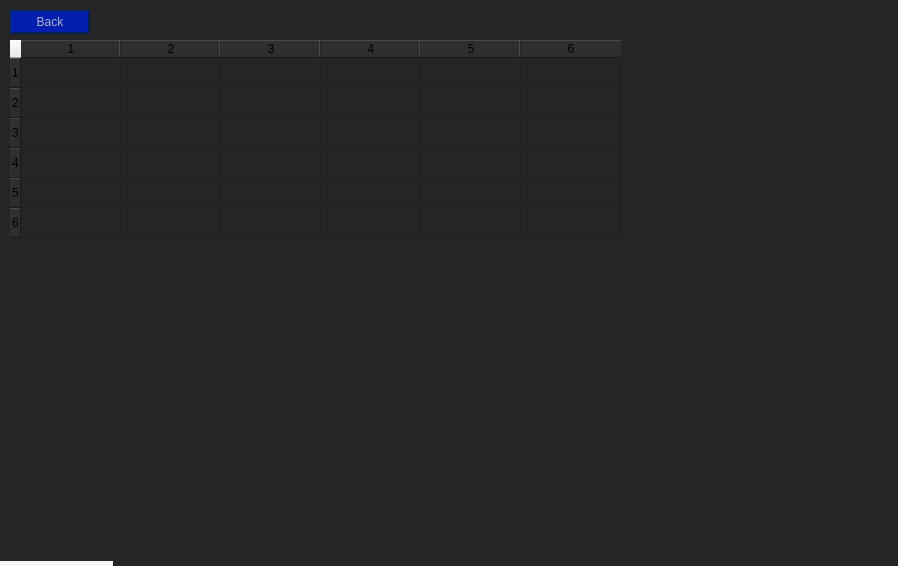
Before: the Qt Designer form StudySphere/StudySphere.ui in AlexOfRivia/Hackathon-WFIS, drawn with Qt 5.
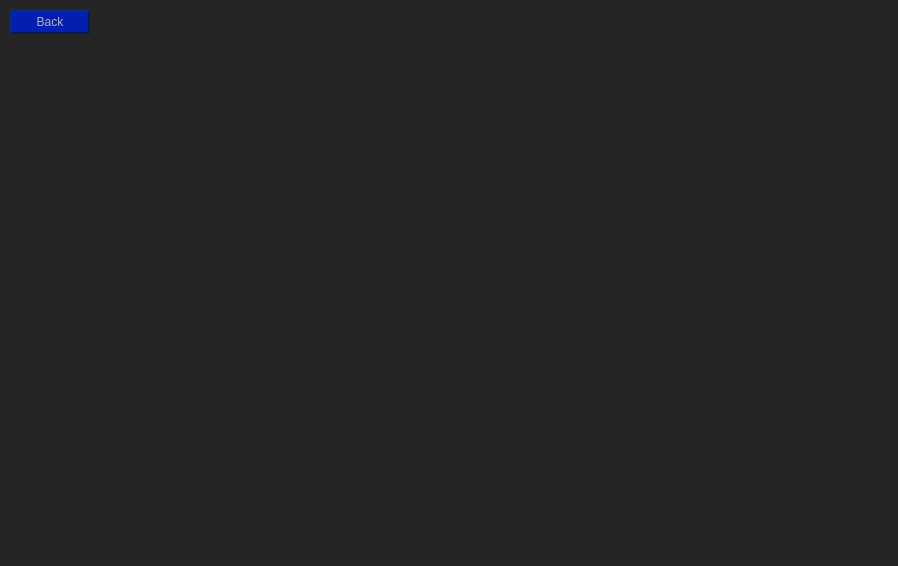
After: the same form once the commit is applied.

Commit message: Working info panel

What changed in the file:
```diff
--- a/StudySphere/StudySphere.ui
+++ b/StudySphere/StudySphere.ui
@@ -316,7 +316,7 @@
         <x>0</x>
         <y>0</y>
         <width>911</width>
-        <height>561</height>
+        <height>591</height>
        </rect>
       </property>
       <property name="frameShape">
@@ -369,23 +369,11 @@
         </rect>
        </property>
        <property name="rowCount">
-        <number>6</number>
+        <number>0</number>
        </property>
        <property name="columnCount">
-        <number>6</number>
+        <number>0</number>
        </property>
-       <row/>
-       <row/>
-       <row/>
-       <row/>
-       <row/>
-       <row/>
-       <column/>
-       <column/>
-       <column/>
-       <column/>
-       <column/>
-       <column/>
       </widget>
      </widget>
      <widget class="QPushButton" name="pushButton">
```
Left out of the diff: 23 changed lines with no effect on the pictures. The commit also changes 2 other files.
